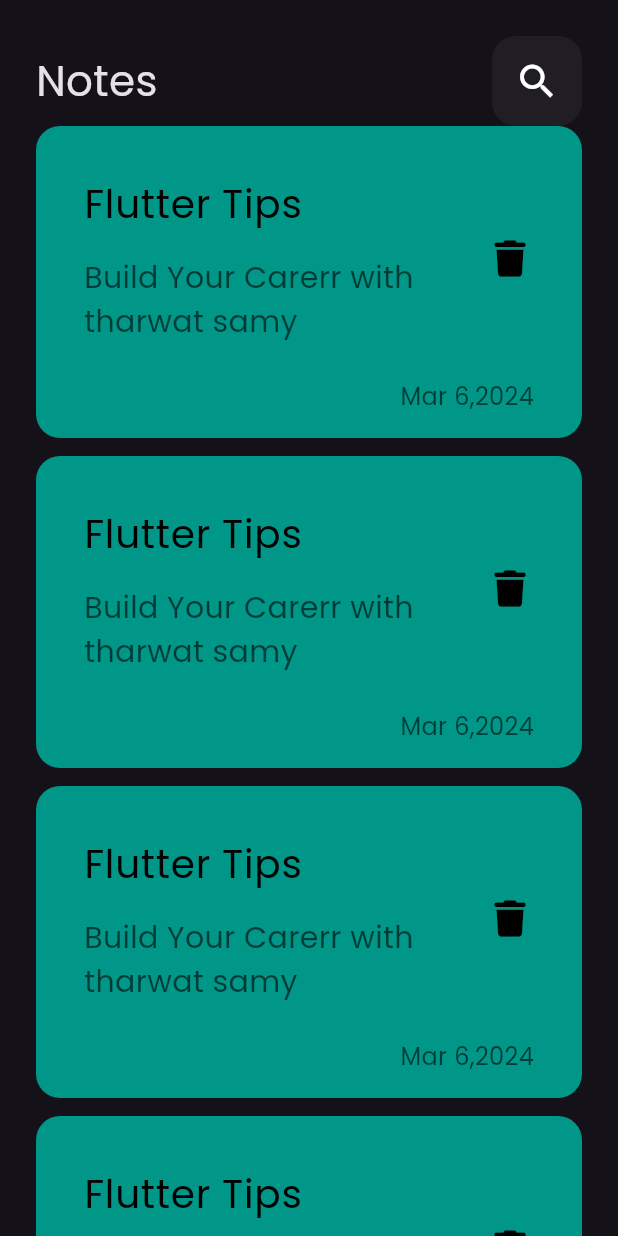
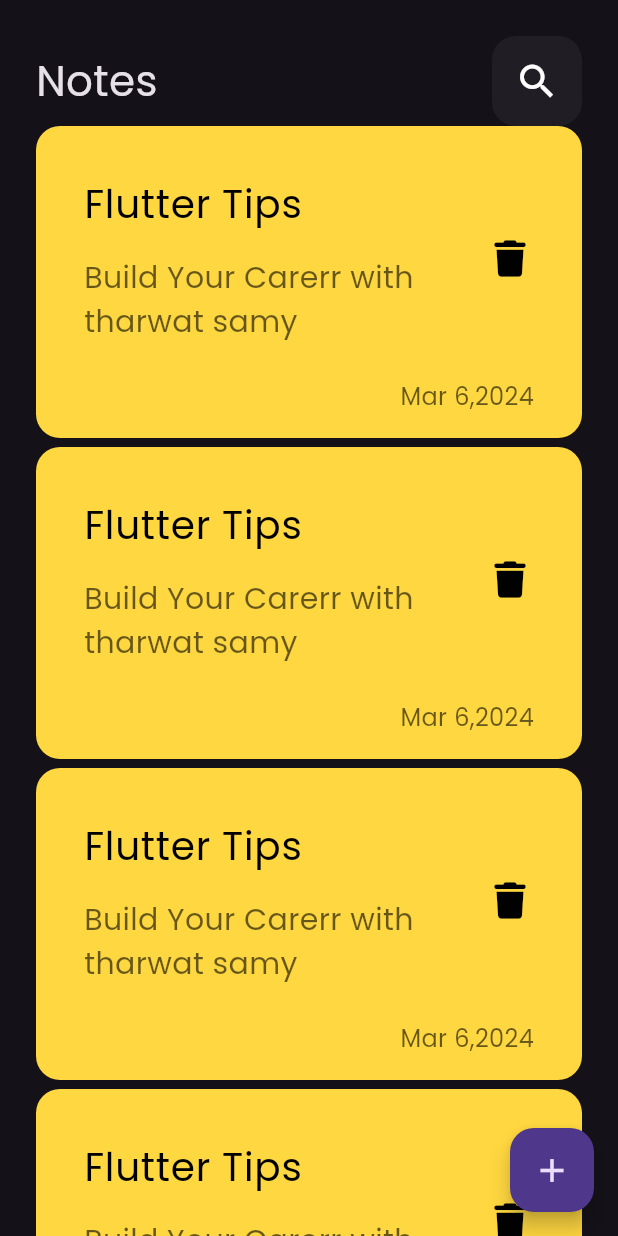
Before and after one commit to ahmedelkazaz39/notes_app2, a Flutter app: the screen it shows after launch, on a phone screen of 412 x 824 dp. Run offline on Flutter 3.47's test engine with Material 3 defaults, Android fonts, the phone set to English and light mode, and no system bars; our stand-ins replace font_awesome_flutter.

Commit message:
floating action buttom

```diff
--- a/lib/views/notes_view.dart
+++ b/lib/views/notes_view.dart
@@ -6,8 +6,14 @@ class NotesView extends StatelessWidget {
 
   @override
   Widget build(BuildContext context) {
-    return const Scaffold(
-      body:NotesviewBody(),
+    return   Scaffold(
+      floatingActionButton: FloatingActionButton(
+        onPressed:  () {
+
+        },
+        child: const Icon(Icons.add,size: 26,),
+        ),
+      body:const NotesviewBody(),
     );
   }
 }
--- a/lib/views/widgets/custom_note_item.dart
+++ b/lib/views/widgets/custom_note_item.dart
@@ -9,7 +9,7 @@ class NoteItem extends StatelessWidget {
     return Container(
       padding: const EdgeInsets.only(top: 24, left: 16, bottom: 16),
       decoration: BoxDecoration(
-        color: Colors.teal,
+        color: Colors.amberAccent,
         borderRadius: BorderRadius.circular(16),
       ),
       child: Column(
--- a/lib/views/widgets/notes_list_view.dart
+++ b/lib/views/widgets/notes_list_view.dart
@@ -0,0 +1,18 @@
+import 'package:flutter/material.dart';
+import 'package:todo_app/views/widgets/custom_note_item.dart';
+
+class NotesListView extends StatelessWidget {
+  const NotesListView({super.key});
+
+  @override
+  Widget build(BuildContext context) {
+    return ListView.builder(
+      itemBuilder:  (context, index) {
+        return const  Padding(
+          padding:   EdgeInsets.only(bottom: 6),
+          child:   NoteItem(),
+        );
+      },
+    );
+  }
+}
--- a/lib/views/widgets/notes_view_body.dart
+++ b/lib/views/widgets/notes_view_body.dart
@@ -1,6 +1,6 @@
 import 'package:flutter/material.dart';
 import 'package:todo_app/views/widgets/custom_appbar.dart';
-import 'package:todo_app/views/widgets/custom_note_item.dart';
+ import 'package:todo_app/views/widgets/notes_list_view.dart';
 
 class NotesviewBody extends StatelessWidget {
   const NotesviewBody({super.key});
@@ -22,19 +22,3 @@ class NotesviewBody extends StatelessWidget {
     );
   }
 }
-
-class NotesListView extends StatelessWidget {
-  const NotesListView({super.key});
-
-  @override
-  Widget build(BuildContext context) {
-    return ListView.builder(
-      itemBuilder:  (context, index) {
-        return const  Padding(
-          padding:   EdgeInsets.only(bottom: 12),
-          child:   NoteItem(),
-        );
-      },
-    );
-  }
-}
```
